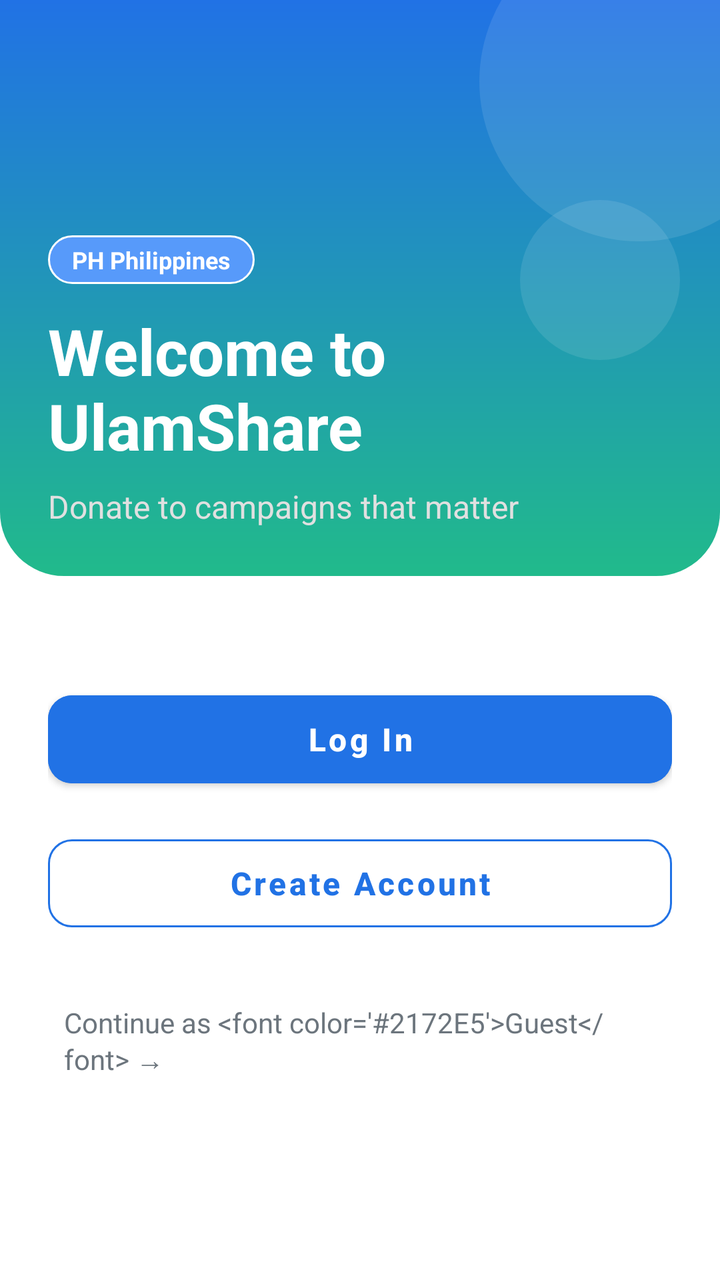
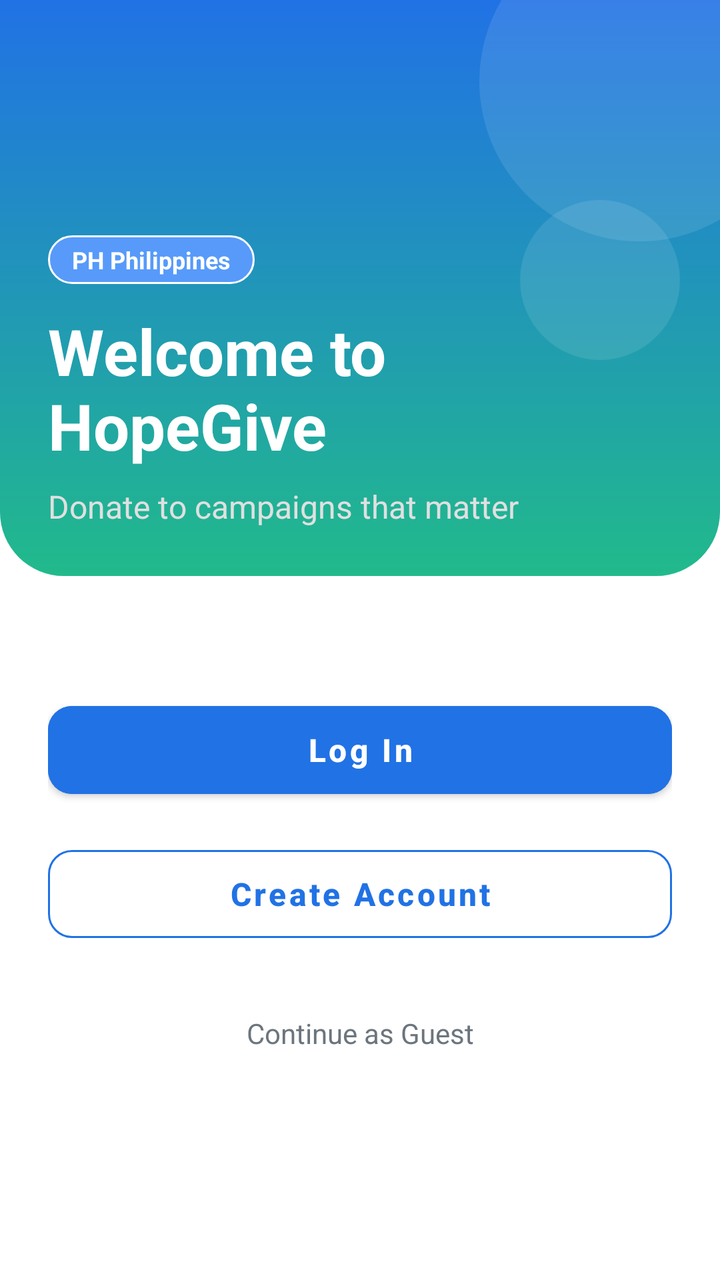

An Android layout rendered at two revisions. The XML below is the earlier revision; the diff shows what the commit changed to produce the second picture.
<!-- AndroidManifest.xml: application theme Theme.UlamShare -->
<!-- res/layout/activity_welcome.xml -->
<?xml version="1.0" encoding="utf-8"?>
<androidx.constraintlayout.widget.ConstraintLayout xmlns:android="http://schemas.android.com/apk/res/android"
    xmlns:app="http://schemas.android.com/apk/res-auto"
    xmlns:tools="http://schemas.android.com/tools"
    android:layout_width="match_parent"
    android:layout_height="match_parent"
    android:background="#FFFFFF">

    <androidx.constraintlayout.widget.ConstraintLayout
        android:id="@+id/headerLayout"
        android:layout_width="match_parent"
        android:layout_height="0dp"
        android:background="@drawable/welcome_header_gradient"
        android:padding="24dp"
        app:layout_constraintHeight_percent="0.45"
        app:layout_constraintTop_toTopOf="parent">

        <TextView
            android:id="@+id/tvPHBadge"
            android:layout_width="wrap_content"
            android:layout_height="wrap_content"
            android:background="@drawable/bg_ph_badge"
            android:paddingHorizontal="12dp"
            android:paddingVertical="4dp"
            android:text="PH Philippines"
            android:textColor="#FFFFFF"
            android:textSize="12sp"
            android:textStyle="bold"
            app:layout_constraintBottom_toTopOf="@id/tvWelcomeTitle"
            app:layout_constraintStart_toStartOf="parent"
            app:layout_constraintTop_toTopOf="parent"
            app:layout_constraintVertical_bias="1.0"
            app:layout_constraintVertical_chainStyle="packed" />

        <TextView
            android:id="@+id/tvWelcomeTitle"
            android:layout_width="wrap_content"
            android:layout_height="wrap_content"
            android:layout_marginTop="12dp"
            android:gravity="start"
            android:text="Welcome to\nUlamShare"
            android:textColor="#FFFFFF"
            android:textSize="32sp"
            android:textStyle="bold"
            app:layout_constraintBottom_toTopOf="@id/tvWelcomeDesc"
            app:layout_constraintStart_toStartOf="parent"
            app:layout_constraintTop_toBottomOf="@id/tvPHBadge" />

        <TextView
            android:id="@+id/tvWelcomeDesc"
            android:layout_width="0dp"
            android:layout_height="wrap_content"
            android:layout_marginTop="8dp"
            android:gravity="start"
            android:text="Donate to campaigns that matter"
            android:textColor="#E0E0E0"
            android:textSize="16sp"
            app:layout_constraintBottom_toBottomOf="parent"
            app:layout_constraintEnd_toEndOf="parent"
            app:layout_constraintStart_toStartOf="parent"
            app:layout_constraintTop_toBottomOf="@id/tvWelcomeTitle" />

    </androidx.constraintlayout.widget.ConstraintLayout>

    
    <View
        android:id="@+id/circleBig"
        android:layout_width="160dp"
        android:layout_height="160dp"
        android:layout_marginTop="-40dp"
        android:layout_marginEnd="-40dp"
        android:background="@drawable/bg_header_circle"
        app:layout_constraintEnd_toEndOf="parent"
        app:layout_constraintTop_toTopOf="parent" />

    <View
        android:id="@+id/circleSmall"
        android:layout_width="80dp"
        android:layout_height="80dp"
        android:layout_marginTop="100dp"
        android:layout_marginEnd="20dp"
        android:background="@drawable/bg_header_circle"
        app:layout_constraintEnd_toEndOf="parent"
        app:layout_constraintTop_toTopOf="parent" />

    
    <androidx.constraintlayout.widget.ConstraintLayout
        android:layout_width="match_parent"
        android:layout_height="0dp"
        android:padding="24dp"
        app:layout_constraintBottom_toBottomOf="parent"
        app:layout_constraintTop_toBottomOf="@id/headerLayout">

        <com.google.android.material.button.MaterialButton
            android:id="@+id/btnLogin"
            android:layout_width="match_parent"
            android:layout_height="56dp"
            android:backgroundTint="@color/brand_blue"
            android:text="Log In"
            android:textAllCaps="false"
            android:textColor="#FFFFFF"
            android:textSize="16sp"
            android:textStyle="bold"
            app:cornerRadius="12dp"
            app:layout_constraintBottom_toTopOf="@id/btnCreateAccount"
            app:layout_constraintTop_toTopOf="parent"
            app:layout_constraintVertical_bias="0.3"
            app:layout_constraintVertical_chainStyle="packed" />

        <com.google.android.material.button.MaterialButton
            android:id="@+id/btnCreateAccount"
            style="@style/Widget.MaterialComponents.Button.OutlinedButton"
            android:layout_width="match_parent"
            android:layout_height="56dp"
            android:layout_marginTop="16dp"
            android:text="Create Account"
            android:textAllCaps="false"
            android:textColor="@color/brand_blue"
            android:textSize="16sp"
            android:textStyle="bold"
            app:cornerRadius="12dp"
            app:layout_constraintBottom_toTopOf="@id/btnContinueGuest"
            app:layout_constraintTop_toBottomOf="@id/btnLogin"
            app:strokeColor="@color/brand_blue" />

        <TextView
            android:id="@+id/btnContinueGuest"
            android:layout_width="wrap_content"
            android:layout_height="wrap_content"
            android:layout_marginTop="24dp"
            android:padding="8dp"
            android:text="@string/continue_as_guest"
            android:textColor="#6C757D"
            android:textSize="14sp"
            app:layout_constraintBottom_toBottomOf="parent"
            app:layout_constraintEnd_toEndOf="parent"
            app:layout_constraintStart_toStartOf="parent"
            app:layout_constraintTop_toBottomOf="@id/btnCreateAccount"
            app:layout_constraintVertical_bias="0.9" />

    </androidx.constraintlayout.widget.ConstraintLayout>

</androidx.constraintlayout.widget.ConstraintLayout>
<!-- resources referenced by this layout -->
<resources>
  <color name="brand_blue">#2172E5</color>
  <!-- drawable bg_header_circle (drawable) -->
  <?xml version="1.0" encoding="utf-8"?>
  <shape xmlns:android="http://schemas.android.com/apk/res/android"
      android:shape="oval">
      <solid android:color="#1AFFFFFF" />
  </shape>
  <!-- drawable bg_ph_badge (drawable) -->
  <?xml version="1.0" encoding="utf-8"?>
  <shape xmlns:android="http://schemas.android.com/apk/res/android">
      <solid android:color="#579AFA" />
      <stroke
          android:width="1dp"
          android:color="#FFFFFF" />
      <corners android:radius="20dp" />
  </shape>
  <!-- drawable welcome_header_gradient (drawable) -->
  <?xml version="1.0" encoding="utf-8"?>
  <shape xmlns:android="http://schemas.android.com/apk/res/android">
      <gradient
          android:angle="270"
          android:endColor="#21BA8B"
          android:startColor="#2172E5"
          android:type="linear" />
      <corners
          android:bottomLeftRadius="32dp"
          android:bottomRightRadius="32dp" />
  </shape>
  <string name="continue_as_guest">Continue as &lt;font color=\'#2172E5\'&gt;Guest&lt;/font&gt; →</string>
  <style name="Theme.UlamShare" parent="Theme.MaterialComponents.Light.NoActionBar">
          
          <item name="colorPrimary">@color/brand_blue</item>
          <item name="colorPrimaryVariant">@color/primary_blue</item>
          <item name="colorOnPrimary">@color/white</item>
          
          <item name="colorSecondary">@color/sky_blue</item>
          <item name="colorSecondaryVariant">@color/sky_blue</item>
          <item name="colorOnSecondary">@color/black</item>
          
          <item name="android:statusBarColor">?attr/colorPrimaryVariant</item>
          
      </style>
  <color name="primary_blue">#2172E5</color>
  <color name="white">#FFFFFF</color>
  <color name="sky_blue">#579AFA</color>
  <color name="black">#FF000000</color>
</resources>

<!-- the commit's change to res/layout/activity_welcome.xml (unified diff, before → after) -->
@@ -38,7 +38,7 @@
             android:layout_height="wrap_content"
             android:layout_marginTop="12dp"
             android:gravity="start"
-            android:text="Welcome to\nUlamShare"
+            android:text="Welcome to\nHopeGive"
             android:textColor="#FFFFFF"
             android:textSize="32sp"
             android:textStyle="bold"
<!-- resource entries referenced after the edit -->
@@ -28,7 +28,7 @@
           android:bottomLeftRadius="32dp"
           android:bottomRightRadius="32dp" />
   </shape>
-  <string name="continue_as_guest">Continue as &lt;font color=\'#2172E5\'&gt;Guest&lt;/font&gt; →</string>
+  <string name="continue_as_guest">Continue as Guest</string>
   <style name="Theme.UlamShare" parent="Theme.MaterialComponents.Light.NoActionBar">
           
           <item name="colorPrimary">@color/brand_blue</item>
